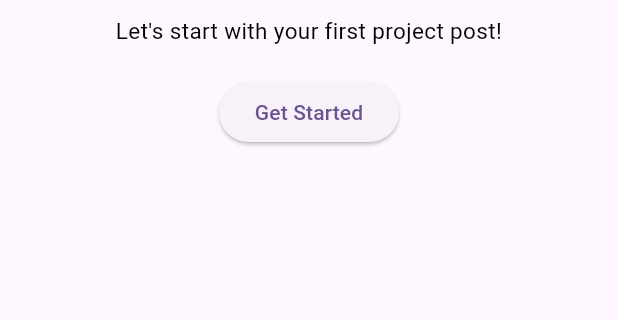
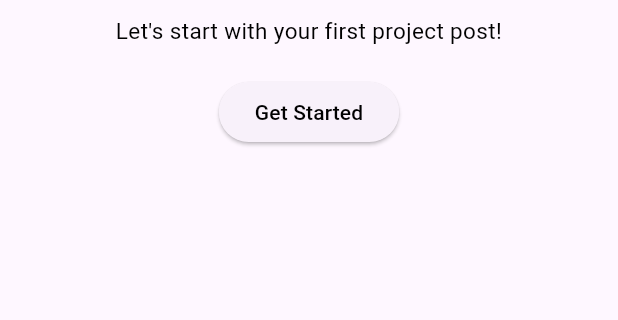
Before and after one commit to Hutavi/final_project_mobile, a Flutter app: the _Content widget shown alone on an empty page, opened directly, on a phone screen of 412 x 824 dp, the part 566-886 px from its top. Run offline on Flutter 3.47's test engine with Material 3 defaults, Android fonts, the light colour scheme and no system bars; our stand-ins replace dio, flutter_dotenv.

```diff
--- a/student_hub/lib/screens/welcome_screen.dart
+++ b/student_hub/lib/screens/welcome_screen.dart
@@ -102,7 +102,9 @@ class _Content extends StatelessWidget {
               MaterialPageRoute(builder: (context) => Dashboard()),
             );
           },
-          child: Text('Get Started'),
+          child: Text('Get Started',
+              style: TextStyle(color: Colors.black),
+          ),
         ),
         ]);
   }
```
